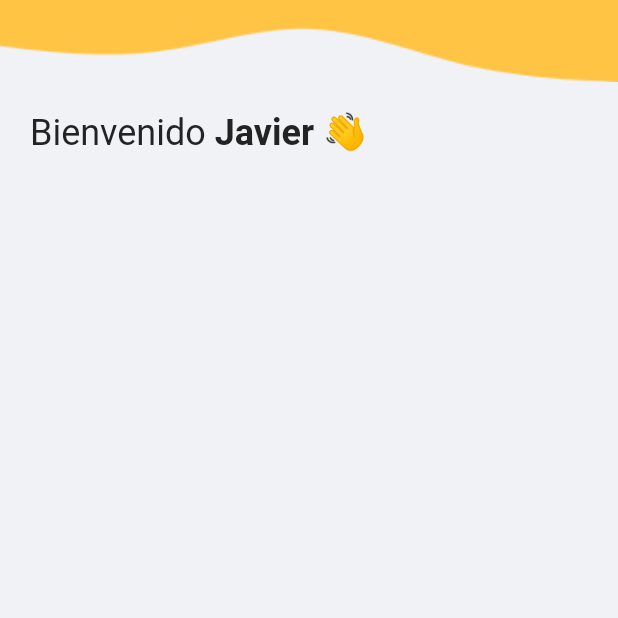
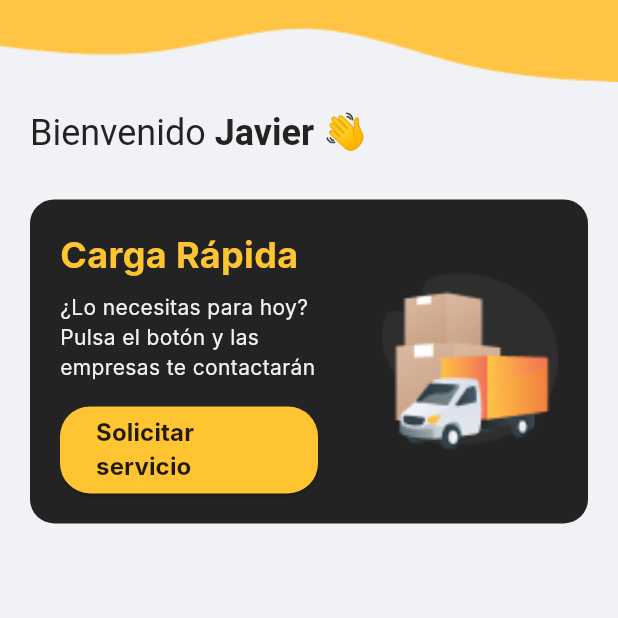
Before and after one commit to SI728-Emergentes-CargaSinEstres/mobile-app, a Flutter app: the HomeScreen screen opened by its route, on a phone screen of 412 x 824 dp, the top half of it. Run offline on Flutter 3.47's test engine with Material 3 defaults, Android fonts, the phone set to English and light mode, and no system bars; Roboto replaces fonts that are missing (Inter).

Commit message:
feat: Add quick load design

```diff
--- a/carga_sin_estres_flutter/lib/screens/menu/home.dart
+++ b/carga_sin_estres_flutter/lib/screens/menu/home.dart
@@ -1,4 +1,5 @@
 import 'package:carga_sin_estres_flutter/utils/theme.dart';
+import 'package:carga_sin_estres_flutter/widgets/quick_load.dart';
 import 'package:flutter/material.dart';
 
 class HomeScreen extends StatefulWidget {
@@ -32,8 +33,10 @@ class _HomeScreenState extends State<HomeScreen> {
                     mainAxisAlignment: MainAxisAlignment.center,
                     crossAxisAlignment: CrossAxisAlignment.center,
                     children: <Widget>[
-                      _buildUserWave('Javier'),
-                      const SizedBox(height: 55),
+                      _buildUserWave(
+                          'Javier'), // TODO: Replace with user's name
+                      const SizedBox(height: 30),
+                      const QuickLoad(),
                     ],
                   ),
                 ),
--- /dev/null
+++ b/carga_sin_estres_flutter/lib/widgets/quick_load.dart
@@ -0,0 +1,73 @@
+import 'package:carga_sin_estres_flutter/utils/theme.dart';
+import 'package:flutter/material.dart';
+
+class QuickLoad extends StatelessWidget {
+  const QuickLoad({super.key});
+
+  @override
+  Widget build(BuildContext context) {
+    return Container(
+      padding: const EdgeInsets.all(20),
+      decoration: BoxDecoration(
+        color: AppTheme.secondaryBlack,
+        borderRadius: BorderRadius.circular(16.0),
+      ),
+      child: Row(
+        mainAxisAlignment: MainAxisAlignment.spaceBetween,
+        children: [
+          Expanded(
+            child: Column(
+              crossAxisAlignment: CrossAxisAlignment.start,
+              children: [
+                const Text(
+                  'Carga Rápida',
+                  style: TextStyle(
+                    color: AppTheme.primaryYellow,
+                    fontSize: 24.0,
+                    fontWeight: FontWeight.bold,
+                  ),
+                ),
+                const SizedBox(height: 8.0),
+                const Text(
+                  '¿Lo necesitas para hoy? Pulsa el botón y las empresas te contactarán',
+                  style: TextStyle(
+                    color: AppTheme.primaryWhite,
+                    fontSize: 14.0,
+                  ),
+                ),
+                const SizedBox(height: 16.0),
+                ElevatedButton(
+                  style: ElevatedButton.styleFrom(
+                    backgroundColor: AppTheme.primaryYellow,
+                    shape: RoundedRectangleBorder(
+                      borderRadius: BorderRadius.circular(20.0),
+                    ),
+                    padding: const EdgeInsets.symmetric(
+                        horizontal: 24.0, vertical: 6.0),
+                  ),
+                  onPressed: () {
+                    // Acción al pulsar el botón
+                  },
+                  child: const Text(
+                    'Solicitar servicio',
+                    style: TextStyle(
+                      color: Colors.black87,
+                      fontSize: 16.0,
+                      fontWeight: FontWeight.bold,
+                    ),
+                  ),
+                ),
+              ],
+            ),
+          ),
+          const SizedBox(width: 20.0),
+          Image.asset(
+            'assets/moving_images/moving_truck.png',
+            width: 140,
+            fit: BoxFit.cover,
+          ),
+        ],
+      ),
+    );
+  }
+}
--- a/carga_sin_estres_flutter/pubspec.yaml
+++ b/carga_sin_estres_flutter/pubspec.yaml
@@ -26,3 +26,4 @@ flutter:
     - assets/background/wave_up_1.png
     - assets/background/wave_up_2.png
     - assets/background/wave_up_3.png
+    - assets/moving_images/moving_truck.png
```
Also changed, not shown: carga_sin_estres_flutter/assets/moving_images/moving_truck.png (added).
